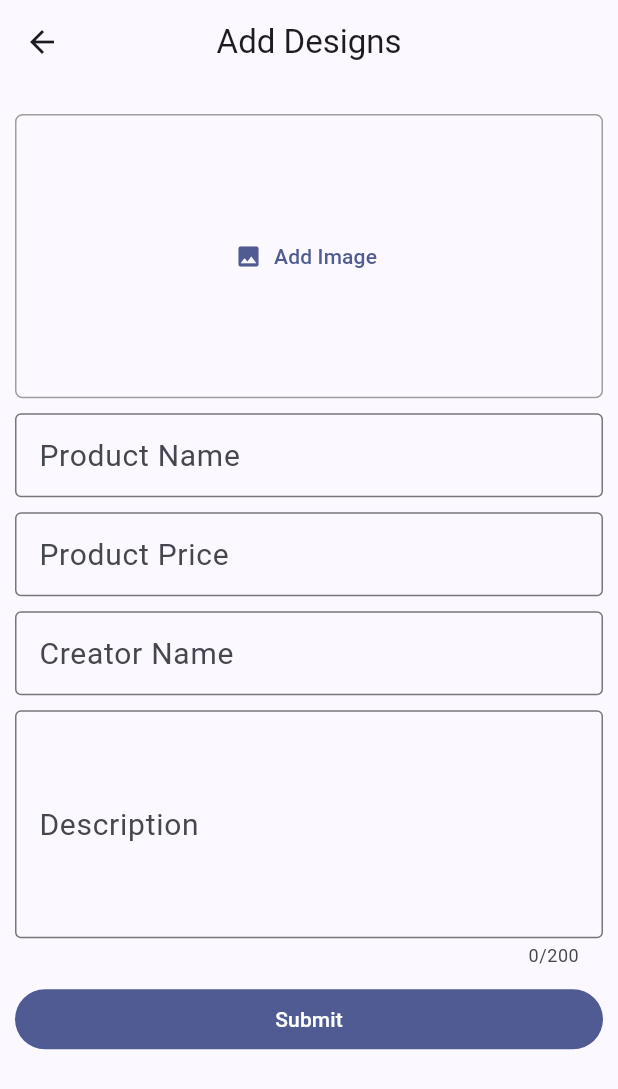
After one commit to Cscreed3131/cliff, a Flutter app: the AddDesignsScreen screen opened by its route, on a phone screen of 412 x 824 dp. The commit adds this screen. Shown: the top 1089 px of the screen. Run offline on Flutter 3.47's test engine with Material 2 defaults, Android fonts, the phone set to English and light mode, and no system bars; drawn by our look-alikes of dynamic_color; our stand-ins replace carousel_slider, cloud_firestore, firebase_auth, firebase_core, firebase_storage, flutter_riverpod and 1 more; accounts and stored records are empty; network calls fail.

Commit message:
added a create product screen

```diff
--- /dev/null
+++ b/lib/screens/Admin/add_designs_screen.dart
@@ -0,0 +1,283 @@
+import 'dart:io';
+
+import 'package:cliff/screens/Merch/buy_merch_screen.dart';
+import 'package:cliff/widgets/event_image_picker.dart';
+import 'package:cloud_firestore/cloud_firestore.dart';
+import 'package:firebase_auth/firebase_auth.dart';
+import 'package:firebase_storage/firebase_storage.dart';
+import 'package:flutter/material.dart';
+
+class AddDesignsScreen extends StatefulWidget {
+  const AddDesignsScreen({super.key});
+  static const routeName = '/add-designs';
+
+  @override
+  State<AddDesignsScreen> createState() => _AddDesignsScreenState();
+}
+
+class _AddDesignsScreenState extends State<AddDesignsScreen> {
+  final _form = GlobalKey<FormState>();
+  File? _selectedImage;
+
+  var _isSubmitting = false;
+  var _productName = '';
+  var _productPrice = '';
+  var _productDescription = '';
+  var _createdBy = '';
+
+  final _productPriceFoucsNode = FocusNode();
+  final _createdByFocusNode = FocusNode();
+  final _productDescriptionFocusNode = FocusNode();
+
+  Future<bool> _submit() async {
+    final isValid = _form.currentState!.validate();
+    if (!isValid) {
+      return false;
+    }
+
+    if (_selectedImage == null) {
+      ScaffoldMessenger.of(context).clearSnackBars();
+      ScaffoldMessenger.of(context).showSnackBar(
+        const SnackBar(
+          behavior: SnackBarBehavior.floating,
+          content: Text('Please select a product image'),
+        ),
+      );
+      return false;
+    }
+
+    _form.currentState!.save();
+
+    try {
+      setState(() {
+        _isSubmitting = true;
+      });
+      final currentUser = FirebaseAuth.instance.currentUser!.uid;
+      final storageRef = FirebaseStorage.instance
+          .ref()
+          .child('merchandise')
+          .child('$_productName.jpg');
+      await storageRef.putFile(_selectedImage!);
+      final imageUrl = await storageRef.getDownloadURL();
+
+      FirebaseFirestore.instance.collection('merchandise').doc().set(
+        {
+          'addedby': currentUser,
+          'image_url': imageUrl,
+          'productname': _productName,
+          'productdescription': _productDescription,
+          'productprice': _productPrice,
+          'createdby': _createdBy,
+        },
+      );
+      return true;
+    } on FirebaseException catch (error) {
+      ScaffoldMessenger.of(context).clearSnackBars();
+      ScaffoldMessenger.of(context).showSnackBar(
+        SnackBar(
+          behavior: SnackBarBehavior.floating,
+          content: Text(error.message ?? 'Authenication failed'),
+        ),
+      );
+      setState(() {
+        _isSubmitting = false;
+      });
+    }
+    return false;
+  }
+
+  @override
+  void dispose() {
+    _productPriceFoucsNode.dispose();
+    _createdByFocusNode.dispose();
+    _productDescriptionFocusNode.dispose();
+
+    super.dispose();
+  }
+
+  @override
+  Widget build(BuildContext context) {
+    return Scaffold(
+      appBar: AppBar(
+        title: const Text('Add Designs'),
+        centerTitle: true,
+      ),
+      body: SingleChildScrollView(
+        child: Padding(
+          padding: const EdgeInsets.all(10.0),
+          child: Form(
+            key: _form,
+            child: Column(
+              children: [
+                EventImagePicker(
+                  onPickImage: (pickedImage) {
+                    _selectedImage = pickedImage;
+                  },
+                ),
+                TextFormField(
+                  decoration: const InputDecoration(
+                    labelText: 'Product Name',
+                    border: OutlineInputBorder(),
+                    labelStyle: TextStyle(
+                      fontSize: 20,
+                    ),
+                  ),
+                  textInputAction: TextInputAction.next,
+                  onFieldSubmitted: (_) {
+                    FocusScope.of(context).requestFocus(_productPriceFoucsNode);
+                  },
+                  validator: (value) {
+                    if (value == null || value.isEmpty) {
+                      return 'Please enter a product name.';
+                    }
+                    return null;
+                  },
+                  onSaved: (value) {
+                    _productName = value!;
+                  },
+                ),
+                const SizedBox(
+                  height: 10,
+                ),
+                TextFormField(
+                  decoration: const InputDecoration(
+                    labelText: 'Product Price',
+                    border: OutlineInputBorder(),
+                    labelStyle: TextStyle(
+                      fontSize: 20,
+                    ),
+                  ),
+                  focusNode: _productPriceFoucsNode,
+                  textInputAction: TextInputAction.next,
+                  onFieldSubmitted: (_) {
+                    FocusScope.of(context).requestFocus(_createdByFocusNode);
+                  },
+                  validator: (value) {
+                    // must be unique event code use firebase get command
+                    if (value!.isEmpty) {
+                      return 'Please enter a price';
+                    }
+                    // if (int.parse(value) < 300) {
+                    //   return 'Please enter a price greater than Rs300';
+                    // }
+                    return null;
+                  },
+                  onSaved: (value) {
+                    _productPrice = value!;
+                  },
+                ),
+                const SizedBox(
+                  height: 10,
+                ),
+                TextFormField(
+                  decoration: const InputDecoration(
+                    labelText: 'Creator Name',
+                    border: OutlineInputBorder(),
+                    labelStyle: TextStyle(
+                      fontSize: 20,
+                    ),
+                  ),
+                  focusNode: _createdByFocusNode,
+                  textInputAction: TextInputAction.next,
+                  onFieldSubmitted: (_) {
+                    FocusScope.of(context)
+                        .requestFocus(_productDescriptionFocusNode);
+                  },
+                  validator: (value) {
+                    if (value == null || value.isEmpty) {
+                      return 'Please enter creator name.';
+                    }
+                    return null;
+                  },
+                  onSaved: (value) {
+                    _createdBy = value!;
+                  },
+                ),
+                const SizedBox(
+                  height: 10,
+                ),
+                TextFormField(
+                  decoration: const InputDecoration(
+                    labelText: 'Description',
+                    border: OutlineInputBorder(),
+                    labelStyle: TextStyle(
+                      fontSize: 20,
+                    ),
+                  ),
+                  maxLines: 5,
+                  maxLength: 200,
+                  keyboardType: TextInputType.multiline,
+                  focusNode: _productDescriptionFocusNode,
+                  textInputAction: TextInputAction.done,
+                  validator: (value) {
+                    if (value!.isEmpty) {
+                      return 'Please enter The product description.';
+                    }
+                    return null;
+                  },
+                  onSaved: (value) {
+                    _productDescription = value!;
+                  },
+                ),
+                const SizedBox(
+                  height: 10,
+                ),
+                Row(
+                  children: [
+                    _isSubmitting
+                        ? const Center(child: CircularProgressIndicator())
+                        : Expanded(
+                            child: FilledButton(
+                              onPressed: () async {
+                                await _submit()
+                                    ? context.mounted
+                                        ? {
+                                            ScaffoldMessenger.of(context)
+                                                .clearSnackBars(),
+                                            ScaffoldMessenger.of(context)
+                                                .showSnackBar(
+                                              const SnackBar(
+                                                behavior:
+                                                    SnackBarBehavior.floating,
+                                                content: Text(
+                                                  'product Created',
+                                                ),
+                                              ),
+                                            ),
+                                            Navigator.of(context)
+                                                .pushReplacementNamed(
+                                              BuyMerchScreen.routeName,
+                                            ),
+                                          }
+                                        : print(
+                                            'context not mounted') // this should give a alert dialog box;
+                                    // add a exceptiion class so that the get exception and we dont have to print this in the terminal
+                                    : {
+                                        ScaffoldMessenger.of(context)
+                                            .clearSnackBars(),
+                                        ScaffoldMessenger.of(context)
+                                            .showSnackBar(
+                                          const SnackBar(
+                                            behavior: SnackBarBehavior.floating,
+                                            content: Text(
+                                                'Product creation was unsuccessful, Try again.'),
+                                          ),
+                                        ),
+                                      };
+                                _isSubmitting = false;
+                              },
+                              child: const Text(
+                                'Submit',
+                              ),
+                            ),
+                          ),
+                  ],
+                ),
+              ],
+            ),
+          ),
+        ),
+      ),
+    );
+  }
+}
--- a/lib/screens/Admin/admin_screen.dart
+++ b/lib/screens/Admin/admin_screen.dart
@@ -1,3 +1,4 @@
+import 'package:cliff/screens/Admin/add_designs_screen.dart';
 import 'package:cliff/screens/Admin/create_event_screens.dart';
 import 'package:flutter/material.dart';
 
@@ -10,7 +11,7 @@ class ListItem {
 
 final List<ListItem> items = [
   ListItem(1, 'Add Event'),
-  // ListItem(2, 'Item 2'),
+  ListItem(2, 'Add Designs'),
   // ListItem(3, 'Item 3'),
   // ListItem(4, 'Item 4'),
   // ListItem(5, 'Item 5'),
@@ -26,7 +27,6 @@ class AdminScreen extends StatefulWidget {
 class AdminScreenState extends State<AdminScreen> {
   @override
   Widget build(BuildContext context) {
-
     final screenHeight = MediaQuery.of(context).size.height;
     final containerBorderRadius = BorderRadius.circular(screenHeight * 0.02);
     final font30 = screenHeight * 0.05;
@@ -54,6 +54,8 @@ class AdminScreenState extends State<AdminScreen> {
               // Handle tap event for the grid tile
               if (item.id == 1) {
                 Navigator.of(context).pushNamed(CreateEventScreen.routeName);
+              } else if (item.id == 2) {
+                Navigator.of(context).pushNamed(AddDesignsScreen.routeName);
               }
             },
             child: Padding(
@@ -64,10 +66,12 @@ class AdminScreenState extends State<AdminScreen> {
                     width: MediaQuery.of(context).size.width,
                     margin: const EdgeInsets.symmetric(horizontal: 5.0),
                     decoration: BoxDecoration(
-                    color: Theme.of(context).colorScheme.secondaryContainer.withOpacity(0.5),
+                      color: Theme.of(context)
+                          .colorScheme
+                          .secondaryContainer
+                          .withOpacity(0.5),
                       border: Border.all(
-                        color: Theme.of(context).colorScheme.outline
-                    ),
+                          color: Theme.of(context).colorScheme.outline),
                       borderRadius: containerBorderRadius,
                       image: const DecorationImage(
                         image: AssetImage("assets/images/events.png"),
@@ -94,8 +98,7 @@ class AdminScreenState extends State<AdminScreen> {
                       ),
                     ),
                   ),
-              )
-            ),
+                )),
           );
         },
       ),
```
Also changed, not shown: lib/main.dart (+11 -9 lines), lib/screens/Admin/create_event_screens.dart (+3 -20 lines). Lines whose indentation alone changed are shown as unchanged.
